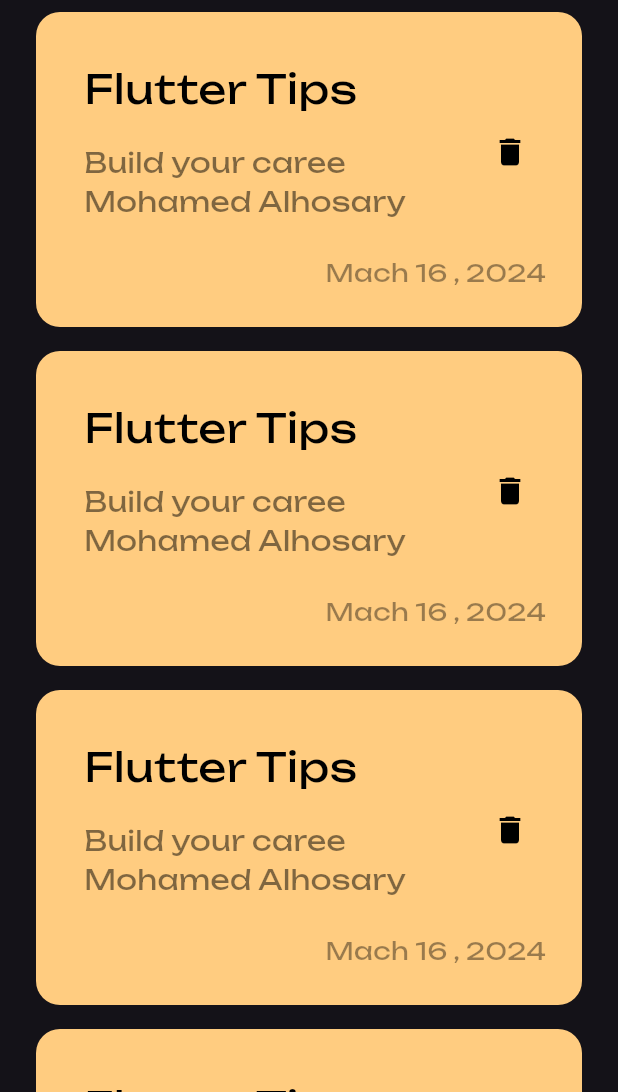
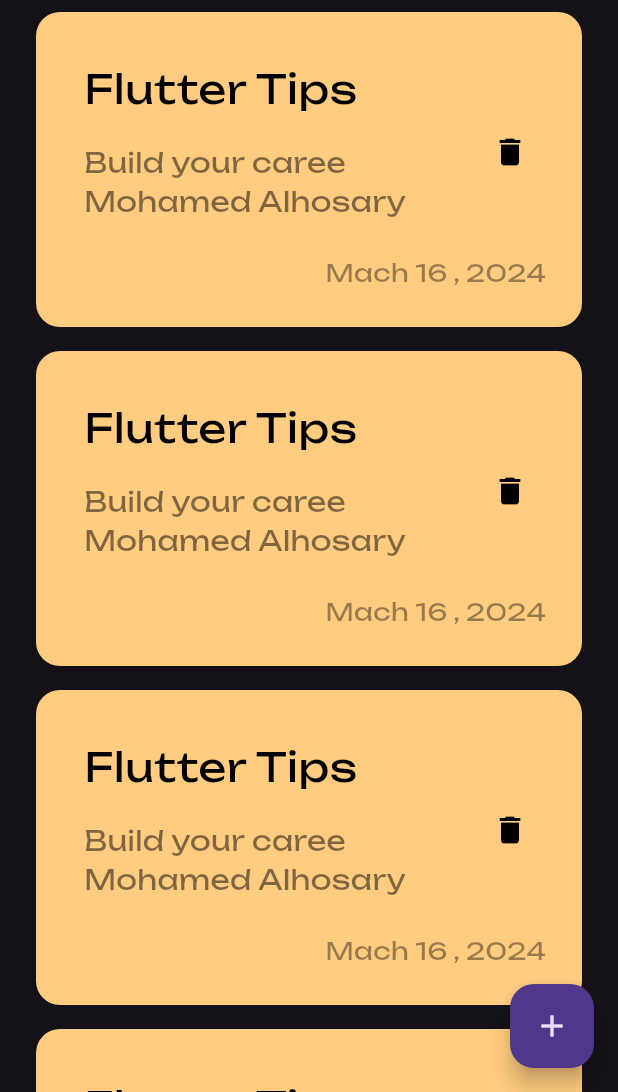
Before and after one commit to mohamedalhosary/notes_app, a Flutter app: the screen it shows after launch, on a phone screen of 412 x 824 dp, the part 144-1236 px from its top. Run offline on Flutter 3.47's test engine with Material 3 defaults, Android fonts, the phone set to English and light mode, and no system bars.

```diff
--- a/lib/views/notes_views.dart
+++ b/lib/views/notes_views.dart
@@ -1,4 +1,5 @@
- import 'package:flutter/material.dart';
+import 'package:flutter/material.dart';
+import 'package:quran_app/views/add_note_bottom_sheet.dart';
 import 'package:quran_app/views/widgets/notes_view_body.dart';
 
 class NotesView extends StatelessWidget {
@@ -6,8 +7,20 @@ class NotesView extends StatelessWidget {
 
   @override
   Widget build(BuildContext context) {
-    return const Scaffold(
-     body: NotesViewBody(),
+    return Scaffold(
+      floatingActionButton: FloatingActionButton(
+        onPressed: () {
+          showModalBottomSheet(
+              context: context,
+              builder: (context) {
+                return const AddNoteBottomSheet();
+              });
+        },
+        child: Icon(
+          Icons.add,
+        ),
+      ),
+      body: NotesViewBody(),
     );
   }
 }
--- a/lib/views/widgets/notes_list_view.dart
+++ b/lib/views/widgets/notes_list_view.dart
@@ -4,13 +4,19 @@ import 'package:quran_app/views/widgets/custom_note_item.dart';
 class NotesListView extends StatelessWidget {
   const NotesListView({super.key});
 
+  final data = const [
+
+  ];
   @override
   Widget build(BuildContext context) {
-    return ListView.builder(itemBuilder: (context, index) {
-      return const Padding(
-        padding: EdgeInsets.symmetric(vertical: 8),
-        child: NoteItem(),
-      );
-    });
+    return Padding(
+      padding: EdgeInsets.zero,
+      child: ListView.builder(itemBuilder: (context, index) {
+        return const Padding(
+          padding: EdgeInsets.symmetric(vertical: 8),
+          child: NoteItem(),
+        );
+      }),
+    );
   }
 }
```
Also changed, not shown: lib/views/add_note_bottom_sheet.dart (added, +10 -0 lines).
